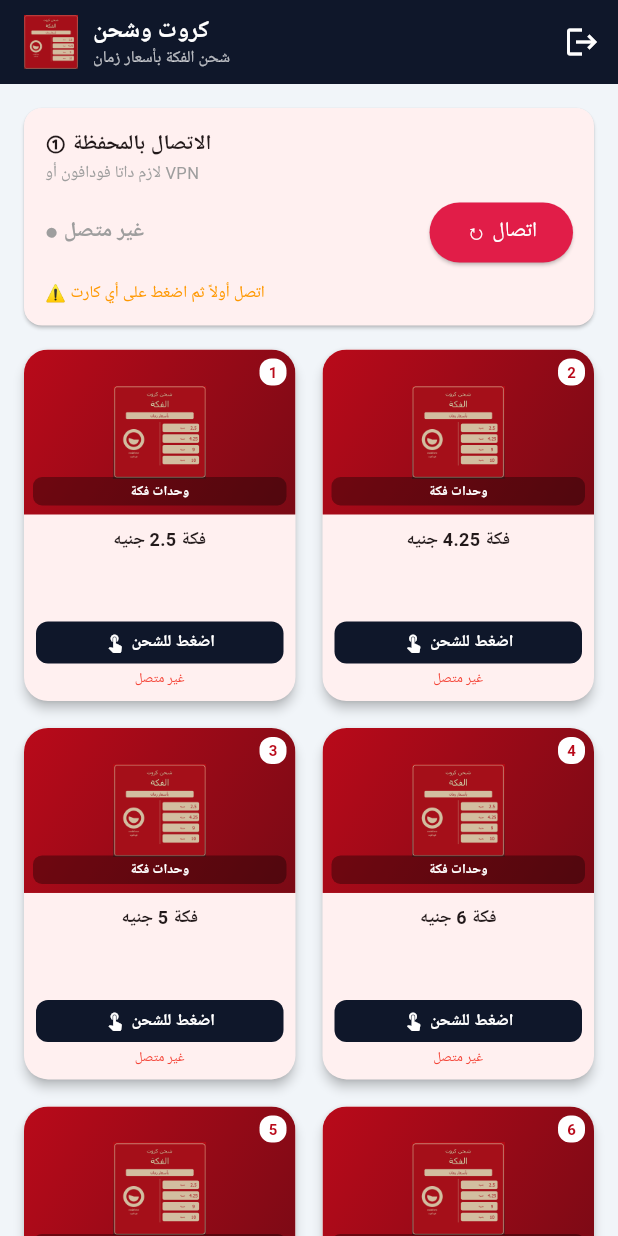
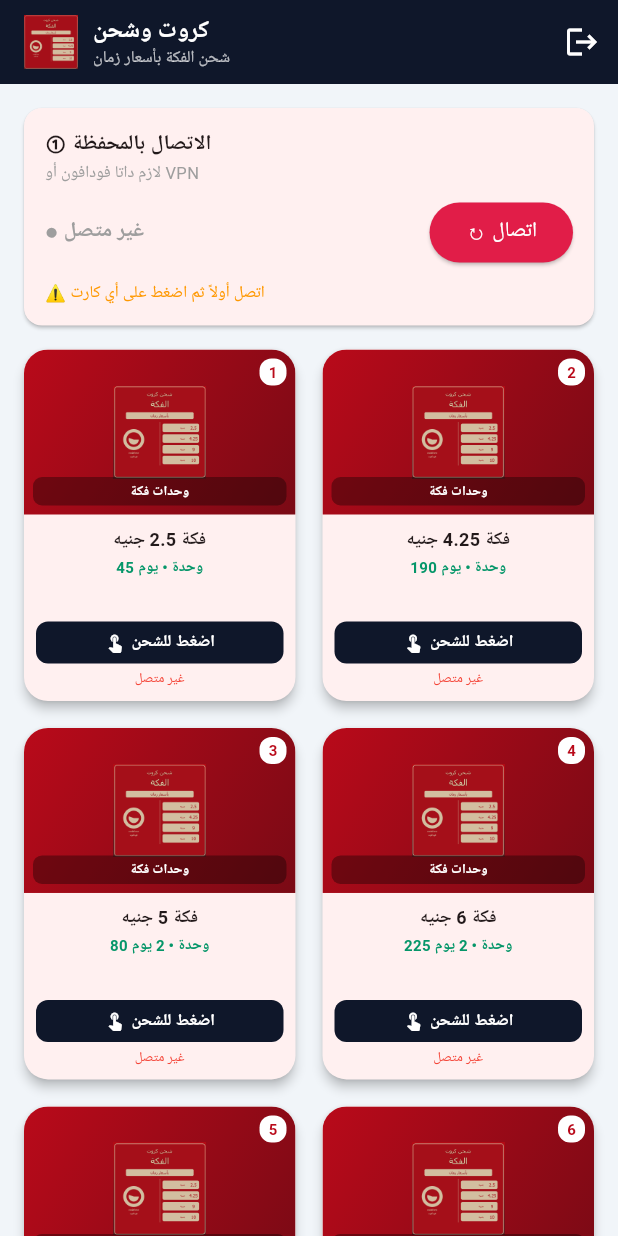
Before and after one commit to ahmedwaleed2021998/kartak, a Flutter app: the screen it shows once a user with an empty profile is signed in, on a phone screen of 412 x 824 dp. Run offline on Flutter 3.47's test engine with Material 3 defaults, Android fonts, the phone set to English and light mode, and no system bars; our stand-ins replace cloud_firestore, device_info_plus, firebase_auth, firebase_core; accounts and stored records are empty; network calls fail; Roboto replaces fonts that are missing (Cairo).

Commit message:
feat: وحدات تحت كل كارت + ربط الإيميل بجهاز واحد (device_info_plus + hash) + Grid قالب

```diff
--- /dev/null
+++ b/lib/services/device_service.dart
@@ -0,0 +1,88 @@
+import 'dart:convert';
+import 'dart:io';
+import 'package:device_info_plus/device_info_plus.dart';
+import 'package:http/http.dart' as http;
+import 'package:crypto/crypto.dart';
+
+class DeviceService {
+  static const dbUrl = 'https://ahmed-hartak-default-rtdb.firebaseio.com';
+  static String encodeEmail(String email) => email.trim().toLowerCase().replaceAll('.', ',');
+
+  static Future<String> getDeviceId() async {
+    try {
+      final deviceInfo = DeviceInfoPlugin();
+      if (Platform.isAndroid) {
+        final android = await deviceInfo.androidInfo;
+        // androidId ثابت للجهاز (يتغير بعد Factory Reset)
+        return android.id ?? android.fingerprint ?? 'unknown';
+      } else if (Platform.isIOS) {
+        final ios = await deviceInfo.iosInfo;
+        return ios.identifierForVendor ?? 'unknown';
+      }
+    } catch (_) {}
+    return 'unknown';
+  }
+
+  static String hashDevice(String deviceId) {
+    return sha256.convert(utf8.encode(deviceId)).toString().substring(0, 16);
+  }
+
+  /// يفحص هل الجهاز مربوط، ولو أول مرة يربطه، ولو مربوط بجهاز آخر يرجع false
+  static Future<(bool allowed, String message)> checkAndBindDevice(String email) async {
+    final deviceId = await getDeviceId();
+    final deviceHash = hashDevice(deviceId);
+    final key = encodeEmail(email);
+    final url = Uri.parse('$dbUrl/users/${Uri.encodeComponent(key)}.json');
+
+    try {
+      final resp = await http.get(url).timeout(const Duration(seconds: 10));
+      if (resp.statusCode != 200 || resp.body == 'null' || resp.body.isEmpty) {
+        return (true, 'لا يوجد بيانات اشتراك - سماح مؤقت');
+      }
+      final data = jsonDecode(resp.body) as Map<String, dynamic>;
+      final storedDevice = data['deviceId'] as String?;
+      final storedHash = data['deviceHash'] as String?;
+
+      // أول مرة: لا يوجد جهاز مربوط -> اربط الحالي
+      if (storedDevice == null && storedHash == null) {
+        final patch = {"deviceId": deviceId, "deviceHash": deviceHash, "deviceModel": await _model()};
+        await http.patch(url, body: jsonEncode(patch)).timeout(const Duration(seconds: 10));
+        return (true, 'تم ربط الجهاز');
+      }
+
+      // قارن الهاش
+      if (storedHash != null) {
+        if (storedHash == deviceHash) return (true, 'الجهاز مطابق');
+        return (false, 'هذا الإيميل مربوط بجهاز آخر');
+      }
+      // قديم: مخزن deviceId فقط
+      if (storedDevice == deviceId) return (true, 'الجهاز مطابق');
+      return (false, 'هذا الإيميل مربوط بجهاز آخر');
+    } catch (e) {
+      return (true, 'تعذر التحقق - سماح مؤقت: $e');
+    }
+  }
+
+  static Future<String> _model() async {
+    try {
+      final info = DeviceInfoPlugin();
+      if (Platform.isAndroid) {
+        final a = await info.androidInfo;
+        return "${a.manufacturer} ${a.model}";
+      }
+    } catch (_) {}
+    return "unknown";
+  }
+
+  /// للأدمن: فك ربط الجهاز
+  static Future<bool> resetDevice(String email) async {
+    final key = encodeEmail(email);
+    final url = Uri.parse('$dbUrl/users/${Uri.encodeComponent(key)}.json');
+    try {
+      await http.patch(url, body: jsonEncode({"deviceId": null, "deviceHash": null})).timeout(const Duration(seconds: 10));
+      return true;
+    } catch (_) {
+      return false;
+    }
+  }
+}
--- a/lib/services/vodafone_service.dart
+++ b/lib/services/vodafone_service.dart
@@ -14,6 +14,22 @@
     'digitalId': '',
     'device-id': 'b26ba335813fad21',
   };
+
+  // الوحدات تحت الاسم (من العميل)
+  static const units = {
+    "Fakka_2.5_Unite": "45 وحدة • يوم",
+    "Fakka_4.25_Unite": "190 وحدة • يوم",
+    "Fakka_5_Unite": "80 وحدة • 2 يوم",
+    "Fakka_6_NewUnite": "225 وحدة • 2 يوم",
+    "Fakka_9_Unite": "400 وحدة • 4 أيام",
+    "Fakka_10_Unite": "300 وحدة • 2 يوم",
+    "Fakka_10.5_Unite": "400 وحدة • 6 أيام",
+    "Fakka_12_Unite": "425 وحدة • 7 أيام",
+    "Fakka_13.5_Unite": "625 وحدة • 7 أيام",
+    "Fakka_20_Unite": "750 وحدة • 10 أيام",
+  };
+
+  static String getUnits(String productId) => units[productId] ?? "";
 
   // المنتجات - نفس PRODUCTS في البايثون
   static const products = [
--- a/pubspec.yaml
+++ b/pubspec.yaml
@@ -18,6 +18,8 @@
   provider: ^6.1.2
   shared_preferences: ^2.2.2
   intl: ^0.19.0
+  device_info_plus: ^9.1.2
+  crypto: ^3.0.3
 
 dev_dependencies:
   flutter_test:
```
Also changed, not shown: lib/screens/home_screen.dart (+50 -0 lines).
